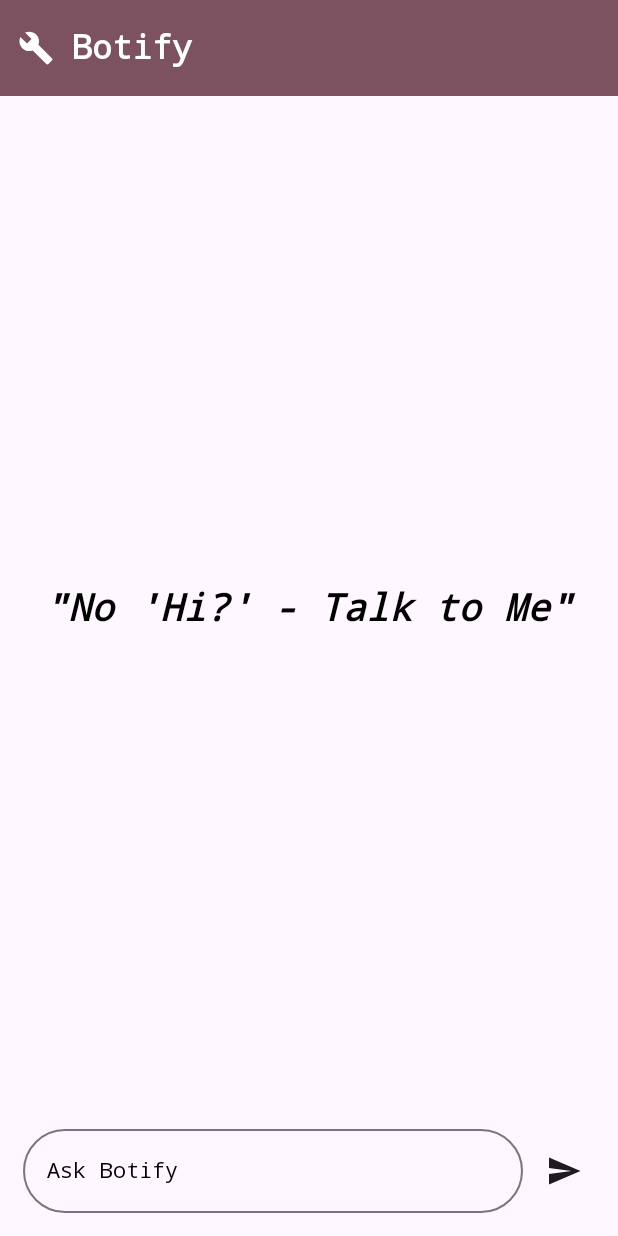
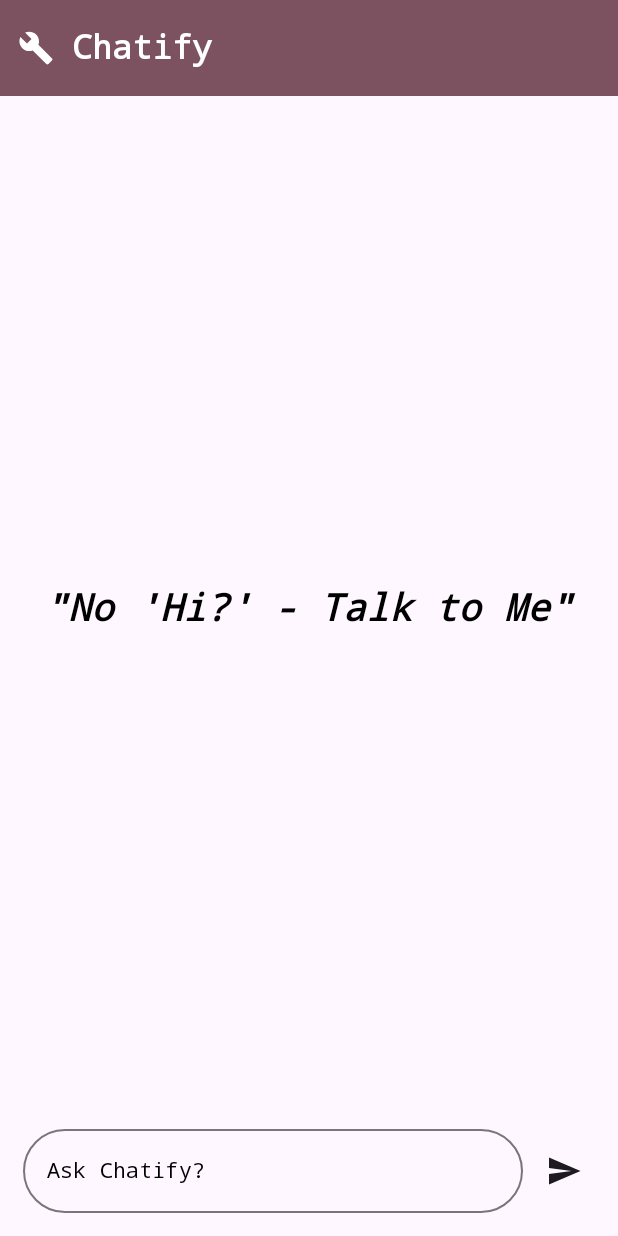
Before and after one commit to JB-163/Botify, an Android app built with Jetpack Compose: the screen it shows after launch (MainActivity), on a phone screen of 412 x 824 dp. Run offline under Robolectric (Android 15) with nearby library versions, the phone set to English and light mode, and no system bars; libraries missing offline, so code that uses them is left out: com.google.ai.client.

Commit message:
App name changed from Botify to Chatify

```diff
--- a/app/src/main/java/com/example/botify/ChatPage.kt
+++ b/app/src/main/java/com/example/botify/ChatPage.kt
@@ -116,7 +116,7 @@ fun AppBar() {
     TopAppBar(
         title = {
             Text(
-                "Botify", style = MaterialTheme.typography.titleLarge,
+                "Chatify", style = MaterialTheme.typography.titleLarge,
                 fontWeight = FontWeight.Bold, fontFamily = FontFamily.Monospace
             )
         },
@@ -193,7 +193,7 @@ fun MessageBox(
             ),
             placeholder = {
                 Text(
-                    "Ask Botify",
+                    "Ask Chatify?",
                     color = MaterialTheme.colorScheme.outlineVariant,
                     style = MaterialTheme.typography.labelLarge,
                     fontFamily = FontFamily.Monospace,
--- a/app/src/main/res/values/strings.xml
+++ b/app/src/main/res/values/strings.xml
@@ -1,3 +1,3 @@
 <resources>
-    <string name="app_name">Botify</string>
+    <string name="app_name">Chatify</string>
 </resources>
```
